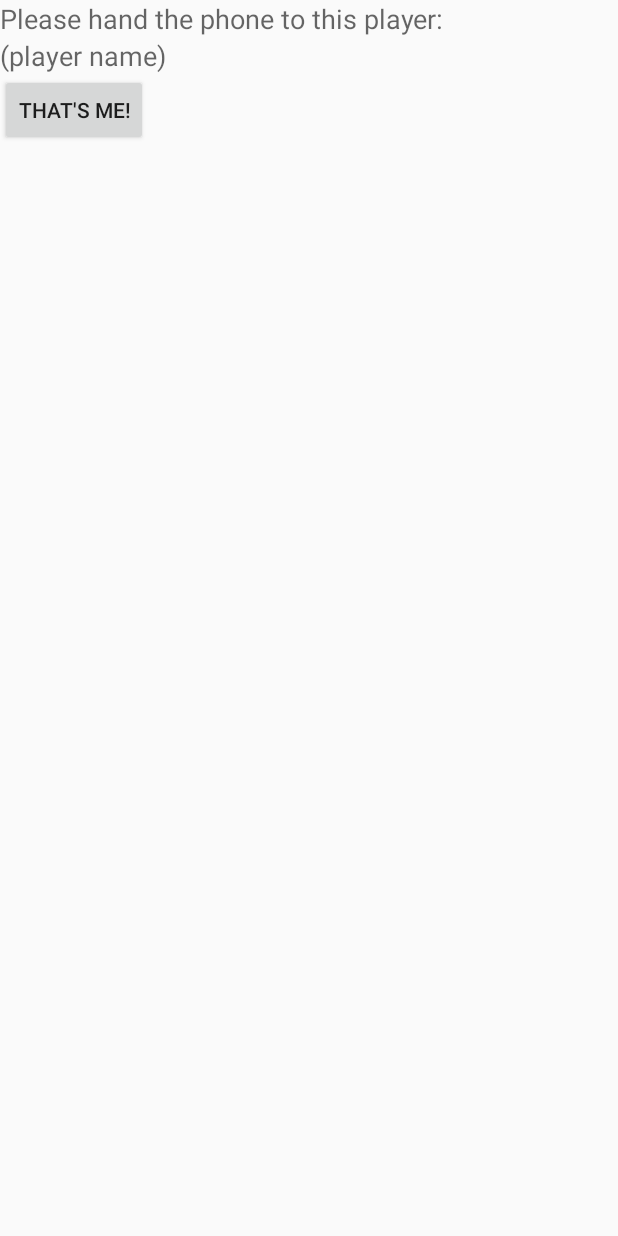
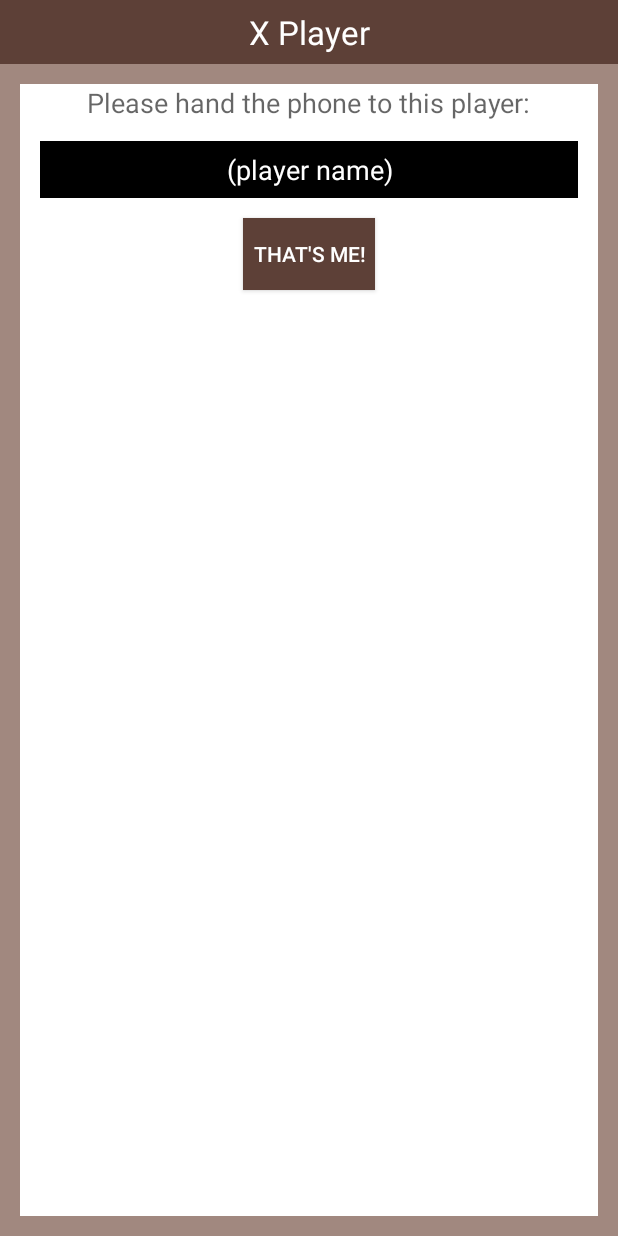
Before and after one commit to mongoose700/HRBunnies182, an Android app: the InitializePlayerActivity screen opened directly, with no data from a screen before it, on a phone screen of 412 x 824 dp. Run offline under Robolectric (Android 15) with nearby library versions, the phone set to English and light mode, and no system bars; 2 statements that could not run were skipped.

Commit message:
Fixed player initialization to have better layout.

```diff
--- a/app/src/main/java/com/example/michael/hrbunnies182/view/InitializePlayerActivity.java
+++ b/app/src/main/java/com/example/michael/hrbunnies182/view/InitializePlayerActivity.java
@@ -15,6 +15,7 @@ import com.example.michael.hrbunnies182.controller.Controller;
 import com.example.michael.hrbunnies182.game.CheckedRouteCard;
 import com.example.michael.hrbunnies182.game.Draw;
 import com.example.michael.hrbunnies182.game.Player;
+import com.example.michael.hrbunnies182.game.PlayerColor;
 import com.example.michael.hrbunnies182.game.RouteCard;
 
 import java.util.ArrayList;
@@ -43,9 +44,11 @@ public class InitializePlayerActivity extends AppCompatActivity {
 
         final LinearLayout[] cards = new LinearLayout[3];
         cards[0] = ((LinearLayout) findViewById(R.id.checkBoxInitialCard1));
-        final boolean[] checked = new boolean[3];
+        cards[1] = ((LinearLayout) findViewById(R.id.checkBoxInitialCard2));
+        cards[2] = ((LinearLayout) findViewById(R.id.checkBoxInitialCard3));
 
         Button thatsMe = (Button) findViewById(R.id.buttonMe);
+        final Button keep = (Button) findViewById(R.id.buttonKeepInitialDraw);
         thatsMe.setOnClickListener(new View.OnClickListener() {
             @Override
             public void onClick(View v) {
@@ -53,37 +56,46 @@ public class InitializePlayerActivity extends AppCompatActivity {
                 // Draw cards
                 currentDraw = gameController.getAdapter().getNewDraw();
                 for (int i = 0; i < 3; i++) {
-                    ((TextView) cards[i].getChildAt(0)).setText(currentDraw.getCards().get(i).getCard().toString());
+                    final CheckedRouteCard card = currentDraw.getCards().get(i);
+                    final LinearLayout layout = cards[i];
+                    ((TextView) layout.getChildAt(0)).setText(card.getCard().toString());
+                    ((TextView) layout.getChildAt(1)).setText(String.valueOf(card.getCard().getLength()));
+                    cards[i].setOnClickListener(new View.OnClickListener() {
+                        @Override
+                        public void onClick(View view) {
+                            card.setChecked(!card.isChecked());
+                            int color = card.isChecked() ? R.color.darkBrown : R.color.lightBrown;
+                            layout.setBackgroundResource(color);
+                            int savedCount = 0;
+                            for (CheckedRouteCard card : currentDraw.getCards())
+                                if (card.isChecked())
+                                    savedCount++;
+                            keep.setEnabled(savedCount >= 2);
+                            keep.setBackgroundResource(keep.isEnabled() ? R.color.darkBrown : R.color.lightBrown);
+                        }
+                    });
                 }
 
                 // Go to draw screen
                 findViewById(R.id.layoutHandOffPhone).setVisibility(View.GONE);
                 findViewById(R.id.layoutDrawInitialCards).setVisibility(View.VISIBLE);
+                for (int k = 0; k < 3; k++) cards[k].setBackgroundResource(R.color.lightBrown);
+                keep.setBackgroundResource(R.color.lightBrown);
             }
         });
-
-        Button keep = (Button) findViewById(R.id.buttonKeepInitialDraw);
         keep.setOnClickListener(new View.OnClickListener() {
             @Override
             public void onClick(View v) {
 
-                int savedCount = 0;
-                for (CheckedRouteCard card : currentDraw.getCards())
-                    if (card.isChecked())
-                        savedCount++;
-                if (savedCount < 2) {
-                    //TODO: alert that too few cards were taken
-                    return;
-                }
                 gameController.getAdapter().makeChoice(currentDraw);
 
                 // Display hand
                 TextView hand = (TextView) findViewById(R.id.textViewHandCards);
-                String cards = "";
+                String cardsText = "";
                 for (RouteCard card : gameController.getAdapter().getPlayer().getCards()) {
-                    cards += card + "\n";
+                    cardsText += card + "\n";
                 }
-                hand.setText(cards);
+                hand.setText(cardsText);
 
                 // Go to hand screen
                 findViewById(R.id.layoutDrawInitialCards).setVisibility(View.GONE);
@@ -113,8 +125,20 @@ public class InitializePlayerActivity extends AppCompatActivity {
         if (remainingPlayers.size() > 0) {
             currentPlayer = remainingPlayers.remove(0);
             playerName.setText(currentPlayer.toString());
+            playerName.setBackgroundResource(getBackgroundColor(currentPlayer.getColor()));
             return true;
         }
         return false;
     }
+
+    private int getBackgroundColor(PlayerColor color) {
+        switch (color) {
+            case RED: return R.color.red;
+            case BLUE: return R.color.blue;
+            case BLACK: return R.color.black;
+            case YELLOW: return R.color.yellow;
+            case GREEN: return R.color.green;
+        }
+        throw new NullPointerException();
+    }
 }
--- a/app/src/main/res/layout/initialize_player.xml
+++ b/app/src/main/res/layout/initialize_player.xml
@@ -3,34 +3,68 @@
     android:orientation="vertical" android:layout_width="match_parent"
     android:layout_height="match_parent">
 
-    <!-- HAND PHONE LAYOUT -->
+    <TextView
+        android:layout_width="fill_parent"
+        android:textColor="#FFFFFF"
+        android:background="@color/darkBrown"
+        android:layout_height="wrap_content"
+        android:textAppearance="?android:attr/textAppearanceLarge"
+        android:text="X Player"
+        android:padding="10px"
+        android:gravity="center"
+        android:id="@+id/textViewChoosePlayers" />
 
     <LinearLayout xmlns:android="http://schemas.android.com/apk/res/android"
         android:orientation="vertical" android:layout_width="match_parent"
         android:layout_height="match_parent"
+        android:background="@color/lightBrown">
+
+        <LinearLayout
+            android:orientation="vertical"
+            android:layout_width="match_parent"
+            android:layout_height="wrap_content"
+            android:layout_weight="0.12"
+            android:layout_margin="20px"
+            android:background="@color/white">
+
+            <!-- HAND PHONE LAYOUT -->
+
+                <LinearLayout
+                    android:layout_width="match_parent"
+                    android:layout_height="match_parent"
+                    android:orientation="vertical"
                     android:id="@+id/layoutHandOffPhone"
                     android:visibility="visible">
 
                 <TextView
                     android:layout_width="wrap_content"
                     android:layout_height="wrap_content"
+                    android:layout_gravity="center"
                     android:textAppearance="?android:attr/textAppearanceMedium"
                     android:text="Please hand the phone to this player:"
-            android:id="@+id/textViewHandPhoneToPlayer" />
+                    android:id="@+id/textViewHandPhoneToPlayer"/>
 
                 <TextView
-            android:layout_width="wrap_content"
+                    android:layout_width="match_parent"
                     android:layout_height="wrap_content"
+                    android:gravity="center"
                     android:textAppearance="?android:attr/textAppearanceMedium"
                     android:text="(player name)"
+                    android:background="@color/black"
+                    android:paddingTop="10px"
+                    android:paddingBottom="10px"
+                    android:textColor="@color/white"
+                    android:layout_margin="20px"
                     android:id="@+id/textViewPlayerName" />
 
                 <Button
                     android:layout_width="wrap_content"
                     android:layout_height="wrap_content"
+                    android:layout_gravity="center"
                     android:text="That&apos;s me!"
+                    android:background="@color/darkBrown"
+                    android:textColor="@color/white"
                     android:id="@+id/buttonMe" />
-
                 </LinearLayout>
 
     <!-- DRAW CARDS -->
@@ -39,36 +73,84 @@
         android:orientation="vertical" android:layout_width="match_parent"
         android:layout_height="match_parent"
         android:id="@+id/layoutDrawInitialCards"
-        android:visibility="invisible">
+        android:visibility="gone">
 
         <TextView
             android:layout_width="wrap_content"
             android:layout_height="wrap_content"
             android:textAppearance="?android:attr/textAppearanceMedium"
             android:text="Choose at least 2 cards to keep"
+            android:layout_margin="20px"
+            android:layout_gravity="center"
             android:id="@+id/textViewChoose2Cards" />
 
-        <CheckBox
+        <LinearLayout android:orientation="vertical"
             android:layout_width="wrap_content"
             android:layout_height="wrap_content"
-            android:text="New CheckBox"
-            android:id="@+id/checkBoxInitialCard1" />
-
-        <CheckBox
+            android:layout_gravity="center">
+            <LinearLayout
                 android:layout_width="wrap_content"
                 android:layout_height="wrap_content"
-            android:text="New CheckBox"
-            android:id="@+id/checkBoxInitialCard2" />
+                android:orientation="vertical"
+                android:layout_gravity="center"
+                android:background="@color/lightBrown"
+                android:gravity="center"
+                android:layout_margin="10px"
+                android:id="@+id/checkBoxInitialCard1">
+                <TextView android:text="City-City"
+                    android:layout_height="wrap_content"
+                    android:layout_width="wrap_content"
+                    android:textSize="20sp"/>
+                <TextView android:text="0"
+                    android:layout_height="wrap_content"
+                    android:layout_width="wrap_content"
+                    android:textSize="30sp"/>
+                </LinearLayout>
 
-        <CheckBox
+            <LinearLayout
                 android:layout_width="wrap_content"
                 android:layout_height="wrap_content"
-            android:text="New CheckBox"
-            android:id="@+id/checkBoxInitialCard3" />
+                android:orientation="vertical"
+                android:layout_gravity="center"
+                android:background="@color/lightBrown"
+                android:gravity="center"
+                android:layout_margin="10px"
+                android:id="@+id/checkBoxInitialCard2">
+                <TextView android:text="City-City"
+                    android:layout_height="wrap_content"
+                    android:layout_width="wrap_content"
+                    android:textSize="20sp"/>
+                <TextView android:text="0"
+                    android:layout_height="wrap_content"
+                    android:layout_width="wrap_content"
+                    android:textSize="30sp"/>
+            </LinearLayout>
 
+            <LinearLayout
+                android:layout_width="wrap_content"
+                android:layout_height="wrap_content"
+                android:orientation="vertical"
+                android:layout_gravity="center"
+                android:background="@color/lightBrown"
+                android:gravity="center"
+                android:layout_margin="10px"
+                android:id="@+id/checkBoxInitialCard3">
+                <TextView android:text="City-City"
+                    android:layout_height="wrap_content"
+                    android:layout_width="wrap_content"
+                    android:textSize="20sp"/>
+                <TextView android:text="0"
+                    android:layout_height="wrap_content"
+                    android:layout_width="wrap_content"
+                    android:textSize="30sp"/>
+            </LinearLayout>
+
+        </LinearLayout>
         <Button
             android:layout_width="wrap_content"
             android:layout_height="wrap_content"
+            android:layout_gravity="center"
+            android:background="@color/darkBrown"
             android:text="Keep"
             android:id="@+id/buttonKeepInitialDraw" />
 
@@ -80,7 +162,7 @@
         android:orientation="vertical" android:layout_width="match_parent"
         android:layout_height="match_parent"
         android:id="@+id/layoutInitialHand"
-        android:visibility="invisible">
+        android:visibility="gone">
 
         <TextView
             android:layout_width="wrap_content"
@@ -105,3 +187,5 @@
     </LinearLayout>
 
         </LinearLayout>
+    </LinearLayout>
+</LinearLayout>
```
Lines whose indentation alone changed are shown as unchanged.
